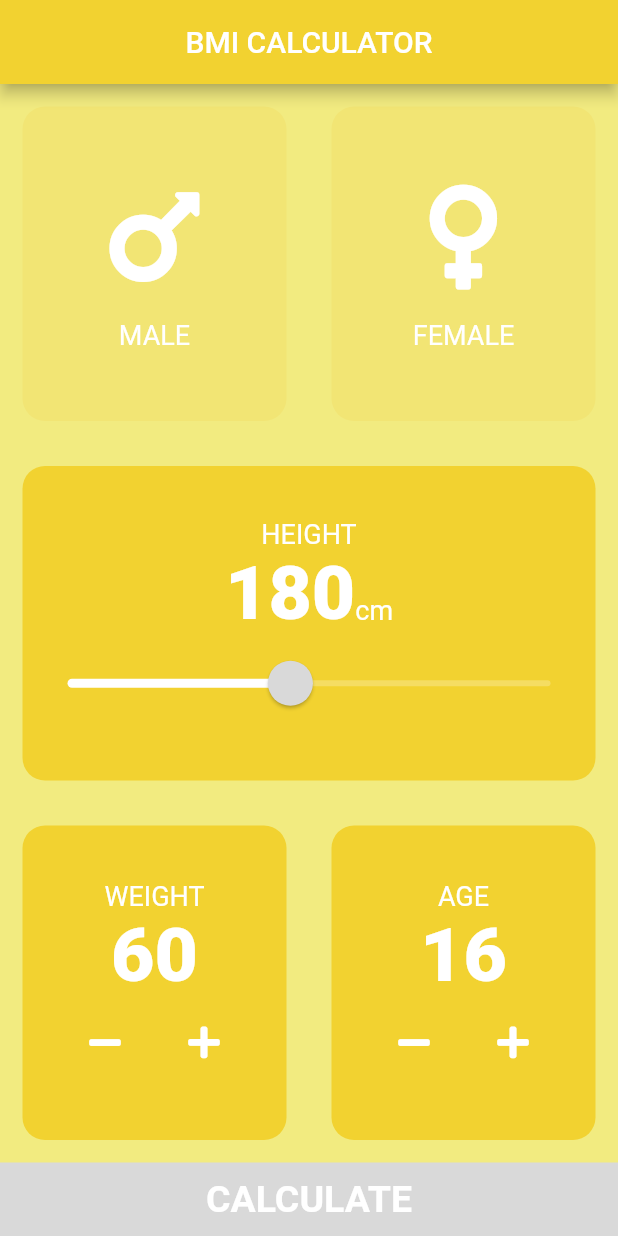
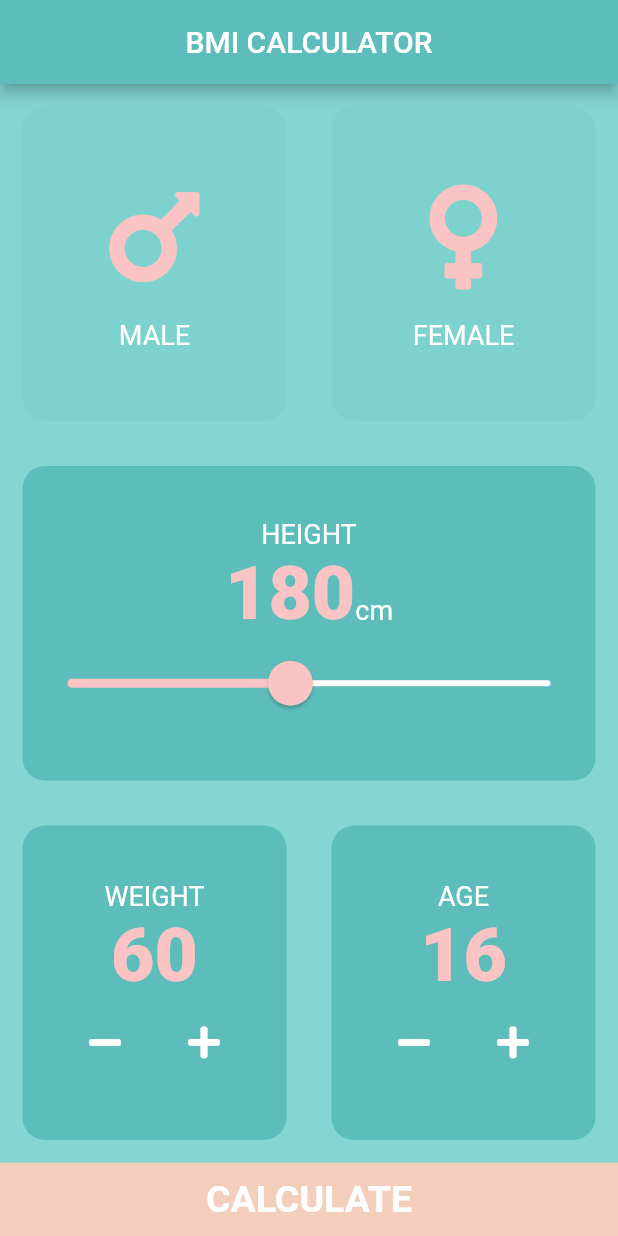
Before and after one commit to m7od99/bmi-calculator, a Flutter app: the screen it shows after launch, on a phone screen of 412 x 824 dp. Run offline on Flutter 3.47's test engine with Material 2 defaults, Android fonts, the phone set to English and light mode, and no system bars; our stand-ins replace font_awesome_flutter.

Commit message:
change them3

```diff
--- a/lib/components/button_button.dart
+++ b/lib/components/button_button.dart
@@ -19,7 +19,7 @@ class ButtomButton extends StatelessWidget {
           ),
         ),
         padding: EdgeInsets.all(10),
-        color: Color(0xFFD9D9D9),
+        color: Color(0xFFF3CEBC),
       ),
     );
   }
--- a/lib/components/icon_contant.dart
+++ b/lib/components/icon_contant.dart
@@ -15,7 +15,7 @@ class IconContant extends StatelessWidget {
         Icon(
           icon,
           size: 80,
-          color: Colors.white,
+          color: Color(0xFFFAC4C4),
         ),
         SizedBox(
           height: 15,
--- a/lib/constant/constant.dart
+++ b/lib/constant/constant.dart
@@ -1,7 +1,7 @@
 import 'package:flutter/material.dart';
 
-const kActiveCardColor = Color(0xFFF2D230);
-const kInactiveCardColor = Color(0x29F2C438);
+const kActiveCardColor = Color(0xFF5CBDBB);
+const kInactiveCardColor = Color(0x295CBDBB);
 
 const kLabelTextStyle = TextStyle(
   fontSize: 18,
@@ -11,7 +11,7 @@ const kLabelTextStyle = TextStyle(
 const kNumberTextStyle = TextStyle(
   fontSize: 50,
   fontWeight: FontWeight.w900,
-  color: Colors.white,
+  color: Color(0xFFFAC4C4),
   decorationColor: Colors.black,
 );
 
@@ -33,8 +33,7 @@ const kResultTextStyle = TextStyle(
 const kBMINumberStyle = TextStyle(
   fontSize: 150,
   fontWeight: FontWeight.bold,
-  color: Colors.white,
-  decorationColor: Colors.grey,
+  color: Color(0xFFFAC4C4),
 );
 
 const kBodyStyle = TextStyle(
--- a/lib/main.dart
+++ b/lib/main.dart
@@ -17,7 +17,7 @@ class BMICalculator extends StatelessWidget {
 //custom them
 ThemeData light() {
   return ThemeData.light().copyWith(
-    scaffoldBackgroundColor: Color(0xFFF2EB80),
-    primaryColor: Color(0xFFF2D230),
+    scaffoldBackgroundColor: Color(0xFF83D6D2),
+    primaryColor: Color(0xFF5CBDBB),
   );
 }
--- a/lib/screen/input_Page.dart
+++ b/lib/screen/input_Page.dart
@@ -227,10 +227,10 @@ class _InputPageState extends State<InputPage> {
         ),
         SliderTheme(
           data: SliderTheme.of(context).copyWith(
-              activeTrackColor: Colors.white,
-              inactiveTrackColor: Colors.white24,
-              thumbColor: Color(0xFFD9D9D9),
-              overlayColor: Color(0x30D9D9D9),
+              activeTrackColor: Color(0xFFFAC4C4),
+              inactiveTrackColor: Colors.white,
+              thumbColor: Color(0xFFFAC4C4),
+              overlayColor: Color(0x25FAC4C4),
               thumbShape: RoundSliderThumbShape(enabledThumbRadius: 15),
               overlayShape: RoundSliderOverlayShape(overlayRadius: 30)),
           child: Slider(
```
